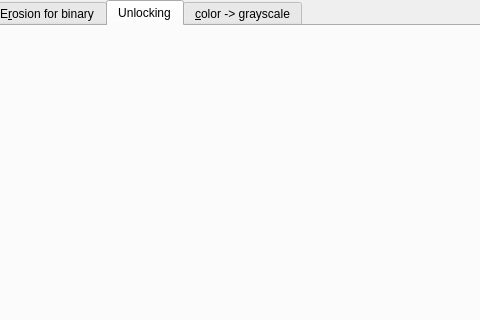
Old version of the form resource/window/MainWindow.ui in the repository iluminate1/ImgEditor; both pictures show x 560 to 1040 and y 0 to 320 of the 1202 by 655 pixel window.
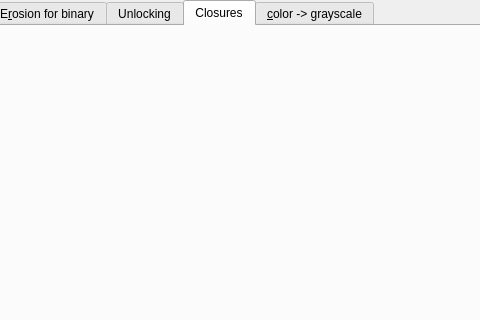
New version of the form.

Commit message: chore: add closing widget ui

Diff of the .ui file:
```diff
--- a/resource/window/MainWindow.ui
+++ b/resource/window/MainWindow.ui
@@ -20,7 +20,7 @@
    <string>imgEditor</string>
   </property>
   <widget class="QWidget" name="centralwidget">
-   <layout class="QHBoxLayout" name="horizontalLayout">
+   <layout class="QVBoxLayout" name="verticalLayout">
     <property name="sizeConstraint">
      <enum>QLayout::SizeConstraint::SetDefaultConstraint</enum>
     </property>
@@ -48,7 +48,7 @@
        <enum>QTabWidget::TabPosition::North</enum>
       </property>
       <property name="currentIndex">
-       <number>5</number>
+       <number>6</number>
       </property>
       <property name="usesScrollButtons">
        <bool>true</bool>
@@ -116,6 +116,15 @@
        </attribute>
        <layout class="QVBoxLayout" name="tab_unlocking_layout"/>
       </widget>
+      <widget class="QWidget" name="tab_closures">
+       <attribute name="title">
+        <string>Closures</string>
+       </attribute>
+       <attribute name="toolTip">
+        <string>Closures for binary images</string>
+       </attribute>
+       <layout class="QVBoxLayout" name="tab_closures_layout"/>
+      </widget>
       <widget class="QWidget" name="tab_rgb_to_grayscale">
        <attribute name="title">
         <string>&amp;color -&gt; grayscale</string>
```
The commit also changes 1 other file.
